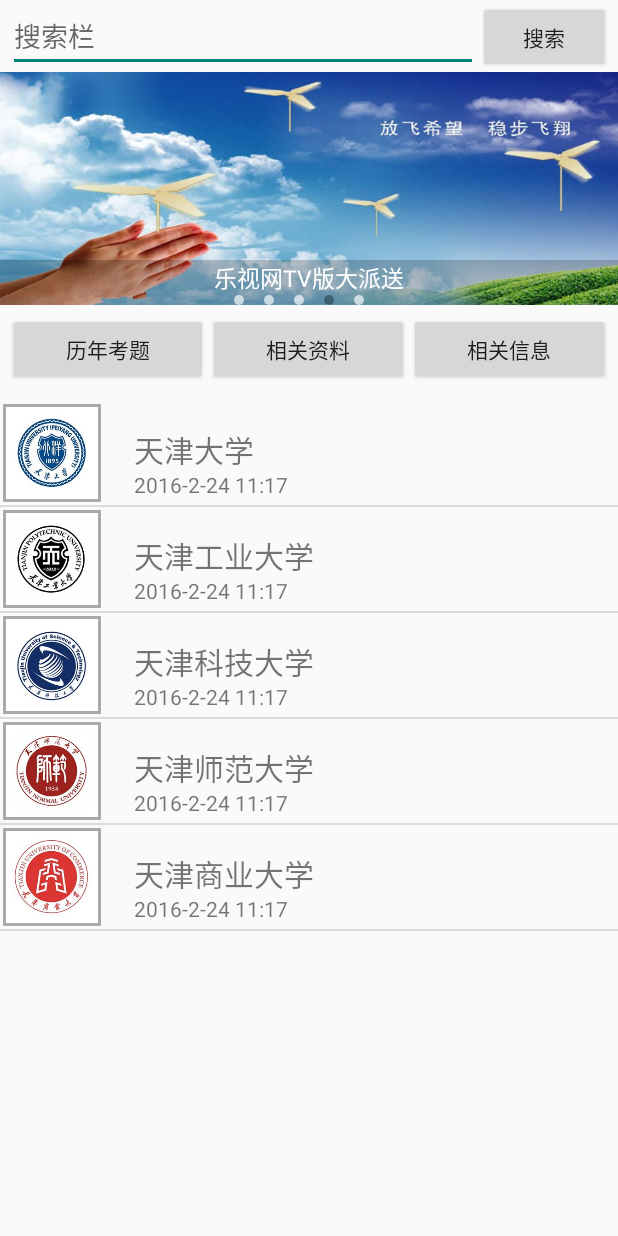
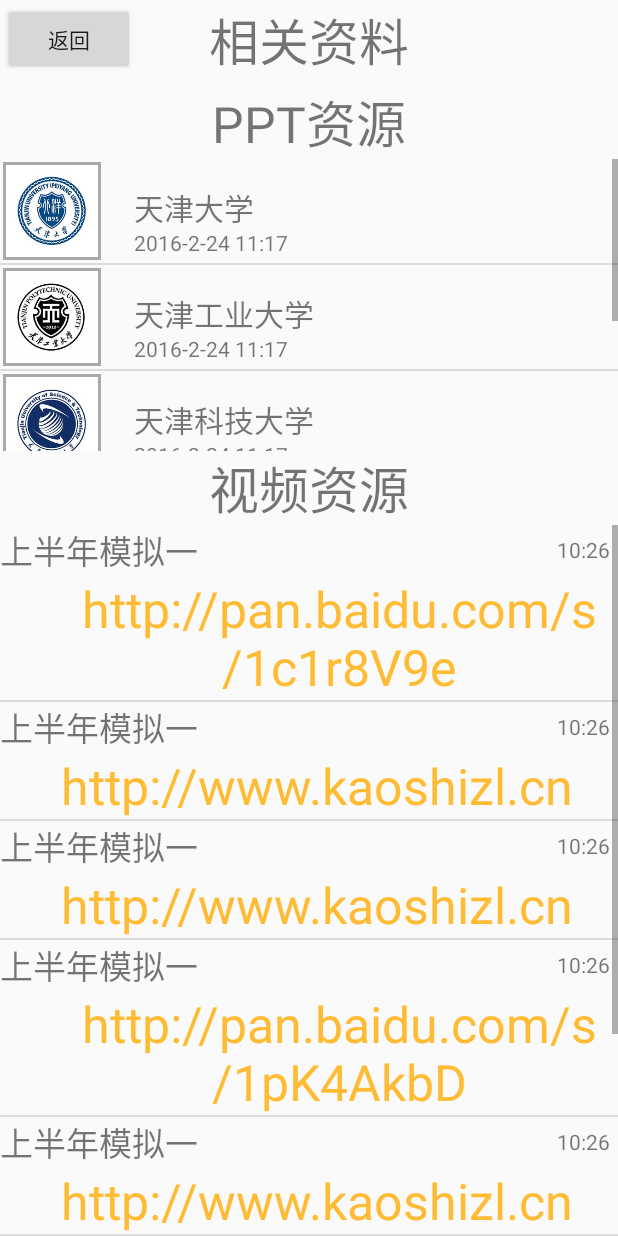
Before and after one commit to hangtianfeige/kaozhengzy, an Android app: the screen it shows after launch (MainActivity before the commit, XiangGuanZl after it), after a tap on "相关资料", on a phone screen of 412 x 824 dp. Run offline under Robolectric (Android 15) with nearby library versions, the phone set to English and light mode, and no system bars; our stand-ins replace ButterKnife; 2 other taps on this screen came first.

Commit message:
第七次提交-------相关资料详情（webview）实现

```diff
--- a/app/src/main/AndroidManifest.xml
+++ b/app/src/main/AndroidManifest.xml
@@ -22,6 +22,7 @@
         <activity android:name=".LiNianKaoTiActivity"></activity>
         <activity android:name=".kaotixiangqing"></activity>
         <activity android:name=".WebView_activity"></activity>
+        <activity android:name=".XiangGuanZl"></activity>
     </application>
 
 </manifest>
--- a/app/src/main/java/adapter/mybaseadapter.java
+++ b/app/src/main/java/adapter/mybaseadapter.java
@@ -13,11 +13,22 @@ public abstract class mybaseadapter extends BaseAdapter {
     protected String[] titletime;
     protected String[] titlecontent;
     protected Context context;
+    protected String[] title;
     protected int layout;
 
-    public mybaseadapter(Context context, int[] logoResIds, String[] titlecontent, String[] titletime, int layout) {
+    public mybaseadapter(Context context, int[] logoResIds, String[] titlecontent, String[]
+            titletime, int layout) {
         this.context = context;
         this.logoResIds = logoResIds;
+        this.titlecontent = titlecontent;
+        this.titletime = titletime;
+        this.layout = layout;
+    }
+
+    public mybaseadapter(Context context, String[] title, String[] titlecontent, String[]
+            titletime, int layout) {
+        this.context = context;
+        this.title = title;
         this.titlecontent = titlecontent;
         this.titletime = titletime;
         this.layout = layout;
--- a/app/src/main/java/adapter/mylistadapter.java
+++ b/app/src/main/java/adapter/mylistadapter.java
@@ -7,6 +7,7 @@ import android.widget.ImageView;
 import android.widget.TextView;
 
 import com.example.administrator.kaozhengzy.R;
+import com.example.administrator.kaozhengzy.XiangGuanZl;
 
 /**
  * Created by Administrator on 2016/2/24.
@@ -14,7 +15,8 @@ import com.example.administrator.kaozhengzy.R;
 public class mylistadapter extends mybaseadapter {
     private String biaozhi;
 
-    public mylistadapter(Context context, int[] logoResIds, String[] titlecontent, String[] titletime, int layout) {
+    public mylistadapter(Context context, int[] logoResIds, String[] titlecontent, String[]
+            titletime, int layout) {
         super(context, logoResIds, titlecontent, titletime, layout);
         biaozhi = "all";
     }
@@ -36,6 +38,12 @@ public class mylistadapter extends mybaseadapter {
 
     }
 
+    public mylistadapter(Context context, String[] logoResIds, String[] titlecontent, String[]
+            titletime, int layout) {
+        super(context, logoResIds, titlecontent, titletime, layout);
+        biaozhi = "3-String";
+    }
+
     @Override
     public View getView(final int position, View convertView, ViewGroup parent) {
         ViewHolder holder = null;
@@ -49,6 +57,9 @@ public class mylistadapter extends mybaseadapter {
             } else if (biaozhi == "no time") {
                 holder.logo = (ImageView) convertView.findViewById(R.id.list_item_logo);
             } else if (biaozhi == "no picture") {
+                holder.time = (TextView) convertView.findViewById(R.id.list_item_time);
+            } else if (biaozhi == "3-String") {
+                holder.titlezhen = (TextView) convertView.findViewById(R.id.list_item_titlezhen);
                 holder.time = (TextView) convertView.findViewById(R.id.list_item_time);
             }
             holder.title = (TextView) convertView.findViewById(R.id.list_item_title);
@@ -73,7 +84,7 @@ public class mylistadapter extends mybaseadapter {
     // 依据item的layout
     class ViewHolder {
 
-
+        TextView titlezhen;
         ImageView logo;
         TextView title;
         TextView time;
--- a/app/src/main/java/com/example/administrator/kaozhengzy/MainActivity.java
+++ b/app/src/main/java/com/example/administrator/kaozhengzy/MainActivity.java
@@ -106,7 +106,8 @@ public class MainActivity extends ActionBarActivity implements View.OnClickListe
         btnLiniankaoti.setOnClickListener(this);
         btnXiangguanxinxi.setOnClickListener(this);
         btnXiangguanzl.setOnClickListener(this);
-        listTuisong.setAdapter(new mylistadapter(this, logoResIds, titlecontent, titletime, R.layout.shouye_list_item));
+        listTuisong.setAdapter(new mylistadapter(this, logoResIds, titlecontent, titletime, R
+                .layout.shouye_list_item));
 
     }
 
@@ -199,10 +200,11 @@ public class MainActivity extends ActionBarActivity implements View.OnClickListe
                 startActivity(intent);
                 break;
             case R.id.btn_xiangguanxinxi:
-                Toast.makeText(this, "相关信息", Toast.LENGTH_SHORT).show();
+
                 break;
             case R.id.btn_xiangguanzl:
-                Toast.makeText(this, "相关资料", Toast.LENGTH_SHORT).show();
+                intent = new Intent(this, XiangGuanZl.class);
+                startActivity(intent);
                 break;
 
 
--- a/app/src/main/java/com/example/administrator/kaozhengzy/WebView_activity.java
+++ b/app/src/main/java/com/example/administrator/kaozhengzy/WebView_activity.java
@@ -1,7 +1,6 @@
 package com.example.administrator.kaozhengzy;
 
 import android.app.Activity;
-import android.app.ProgressDialog;
 import android.content.Intent;
 import android.graphics.Bitmap;
 import android.os.Bundle;
@@ -21,7 +20,6 @@ import butterknife.ButterKnife;
 public class WebView_activity extends Activity {
     @Bind(R.id.web_view)
     WebView webView;
-    public static ProgressDialog dialog;
     private PromptManager manager;
 
     @Override
@@ -44,6 +42,7 @@ public class WebView_activity extends Activity {
             @Override
             public void onPageStarted(WebView view, String url, Bitmap favicon) {
                 manager.showProgress(WebView_activity.this);
+
             }
 
 
@@ -53,6 +52,7 @@ public class WebView_activity extends Activity {
             }
 
         });
+
         webView.getSettings().setCacheMode(WebSettings.LOAD_NO_CACHE);
         webView.setScrollBarStyle(View.SCROLLBARS_INSIDE_OVERLAY);
         WebSettings settings = webView.getSettings();
@@ -62,6 +62,7 @@ public class WebView_activity extends Activity {
         settings.setUseWideViewPort(true); // 为图片添加放大缩小功能
         webView.loadUrl(url);
     }
+
     @Override
     public boolean onKeyDown(int keyCode, KeyEvent event) {
         if (keyCode == KeyEvent.KEYCODE_BACK && webView.canGoBack()) {
--- /dev/null
+++ b/app/src/main/java/com/example/administrator/kaozhengzy/XiangGuanZl.java
@@ -0,0 +1,62 @@
+package com.example.administrator.kaozhengzy;
+
+import android.app.Activity;
+import android.content.Intent;
+import android.os.Bundle;
+import android.view.View;
+import android.widget.AdapterView;
+import android.widget.ListView;
+
+import adapter.mylistadapter;
+import butterknife.Bind;
+import butterknife.ButterKnife;
+
+/**
+ * 作者：刘帅 on 2016/2/27 09:49
+ * 邮箱：857279611@qq.com
+ */
+public class XiangGuanZl extends Activity {
+
+    @Bind(R.id.list_xiangguanzl_ppt)
+    ListView listXiangguanzlPpt;
+    @Bind(R.id.list_xiangguanzl_vido)
+    ListView listXiangguanzlVido;
+    private String[] liebiao = {"http://pan.baidu.com/s/1c1r8V9e", "http://www.kaoshizl.cn",
+            "http://www" +
+                    ".kaoshizl.cn",
+            "http://pan.baidu.com/s/1pK4AkbD", "http://www.kaoshizl.cn",
+            "http://www.kaoshizl.cn", "http://www.kaoshizl.cn"};
+    private String[] kaotidesc = {"上半年模拟一", "上半年模拟一", "上半年模拟一", "上半年模拟一", "上半年模拟一", "上半年模拟一",
+            "上半年模拟一"};
+
+    private int[] logoResIds = {R.drawable.tianjindaxue, R.drawable.tianjingongydaxue, R.drawable
+            .tianjinkejidaxue, R
+            .drawable.tianjinshifandaxue, R.drawable.tianjinshangyedaxue};
+    private String[] titlecontent = {"天津大学", "天津工业大学", "天津科技大学", "天津师范大学", "天津商业大学"};
+    private String[] titletime = {"2016-2-24 11:17", "2016-2-24 11:17", "2016-2-24 11:17",
+            "2016-2-24 11:17",
+            "2016-2-24 11:17"};
+    private Intent intent;
+
+    @Override
+    protected void onCreate(Bundle savedInstanceState) {
+        super.onCreate(savedInstanceState);
+        setContentView(R.layout.xiangguanzl);
+        ButterKnife.bind(this);
+        listXiangguanzlPpt.setAdapter(new mylistadapter(this, logoResIds, titlecontent, titletime, R
+                .layout.shouye_list_item));
+        listXiangguanzlVido.setAdapter(new mylistadapter(this, kaotidesc, liebiao, titletime, R
+                .layout
+                .xiangguanzl_shipin_item));
+        listXiangguanzlVido.setOnItemClickListener(new AdapterView.OnItemClickListener() {
+
+
+            @Override
+            public void onItemClick(AdapterView<?> parent, View view, int position, long id) {
+                intent = new Intent(XiangGuanZl.this, WebView_activity.class);
+                intent.putExtra("url", liebiao[position]);
+                startActivity(intent);
+            }
+        });
+    }
+}
--- a/app/src/main/java/com/example/administrator/kaozhengzy/kaotixiangqing.java
+++ b/app/src/main/java/com/example/administrator/kaozhengzy/kaotixiangqing.java
@@ -1,13 +1,10 @@
 package com.example.administrator.kaozhengzy;
-
 import android.app.Activity;
 import android.content.Intent;
 import android.os.Bundle;
 import android.view.View;
 import android.widget.AdapterView;
 import android.widget.ListView;
-import android.widget.SimpleAdapter;
-
 import adapter.mylistadapter;
 import butterknife.Bind;
 import butterknife.ButterKnife;
@@ -24,7 +21,7 @@ public class kaotixiangqing extends Activity {
     ListView listKaoti;
     private String year;
     private Intent intent;
-    private String[] liebiao = {"http://www.baidu.com", "http://www.kaoshizl.cn", "http://www" +
+    private String[] liebiao = {"http://pan.baidu.com/s/1c1r8V9e", "http://www.kaoshizl.cn", "http://www" +
             ".kaoshizl.cn",
             "http://pan.baidu.com/s/1pK4AkbD", "http://www.kaoshizl.cn",
             "http://www.kaoshizl.cn", "http://www.kaoshizl.cn"};
--- /dev/null
+++ b/app/src/main/res/layout/xiangguanzl.xml
@@ -0,0 +1,44 @@
+<?xml version="1.0" encoding="utf-8"?>
+<LinearLayout xmlns:android="http://schemas.android.com/apk/res/android"
+              xmlns:titlelayout="http://schemas.android.com/apk/res-auto"
+              android:layout_width="match_parent"
+              android:layout_height="match_parent"
+              android:orientation="vertical">
+
+    <com.example.administrator.kaozhengzy.titlelayout
+        android:layout_width="match_parent"
+        android:layout_height="wrap_content"
+        titlelayout:titletext="相关资料"
+        ></com.example.administrator.kaozhengzy.titlelayout>
+
+    <TextView
+        android:layout_width="match_parent"
+        android:layout_height="wrap_content"
+        android:layout_marginTop="3dp"
+        android:gravity="center_horizontal"
+        android:text="PPT资源"
+        android:textSize="15pt"
+        />
+
+    <ListView
+        android:id="@+id/list_xiangguanzl_ppt"
+        android:layout_width="match_parent"
+        android:layout_height="wrap_content"
+        android:layout_weight="1"/>
+
+    <TextView
+        android:layout_width="match_parent"
+        android:layout_height="wrap_content"
+        android:gravity="center_horizontal"
+        android:text="视频资源"
+        android:textSize="15pt"
+        />
+
+    <ListView
+        android:id="@+id/list_xiangguanzl_vido"
+        android:layout_width="match_parent"
+        android:layout_height="wrap_content"
+        android:layout_weight="1"/>
+
+
+</LinearLayout>
--- /dev/null
+++ b/app/src/main/res/layout/xiangguanzl_shipin_item.xml
@@ -0,0 +1,43 @@
+<?xml version="1.0" encoding="utf-8"?>
+<LinearLayout xmlns:android="http://schemas.android.com/apk/res/android"
+              android:layout_width="match_parent"
+              android:layout_height="wrap_content"
+              android:layout_marginTop="5dp"
+              android:orientation="vertical">
+
+    <RelativeLayout
+        android:layout_width="match_parent"
+        android:layout_height="wrap_content">
+
+        <TextView
+            android:id="@+id/list_item_titlezhen"
+            android:layout_width="wrap_content"
+            android:layout_height="wrap_content"
+            android:text="上半年模拟一"
+            android:textSize="10pt"
+            />
+
+        <TextView
+            android:id="@+id/list_item_time"
+            android:layout_width="wrap_content"
+            android:layout_height="wrap_content"
+            android:layout_alignParentRight="true"
+            android:layout_centerVertical="true"
+            android:layout_marginRight="5dp"
+            android:text="10:26"
+            />
+    </RelativeLayout>
+
+
+    <TextView
+        android:id="@+id/list_item_title"
+        android:layout_width="wrap_content"
+        android:layout_height="wrap_content"
+        android:layout_marginLeft="40dp"
+        android:layout_weight="1"
+        android:gravity="center"
+        android:text="http://www.baidu.com"
+        android:textColor="@color/lianjie"
+        android:textSize="15pt"/>
+
+</LinearLayout>
```
